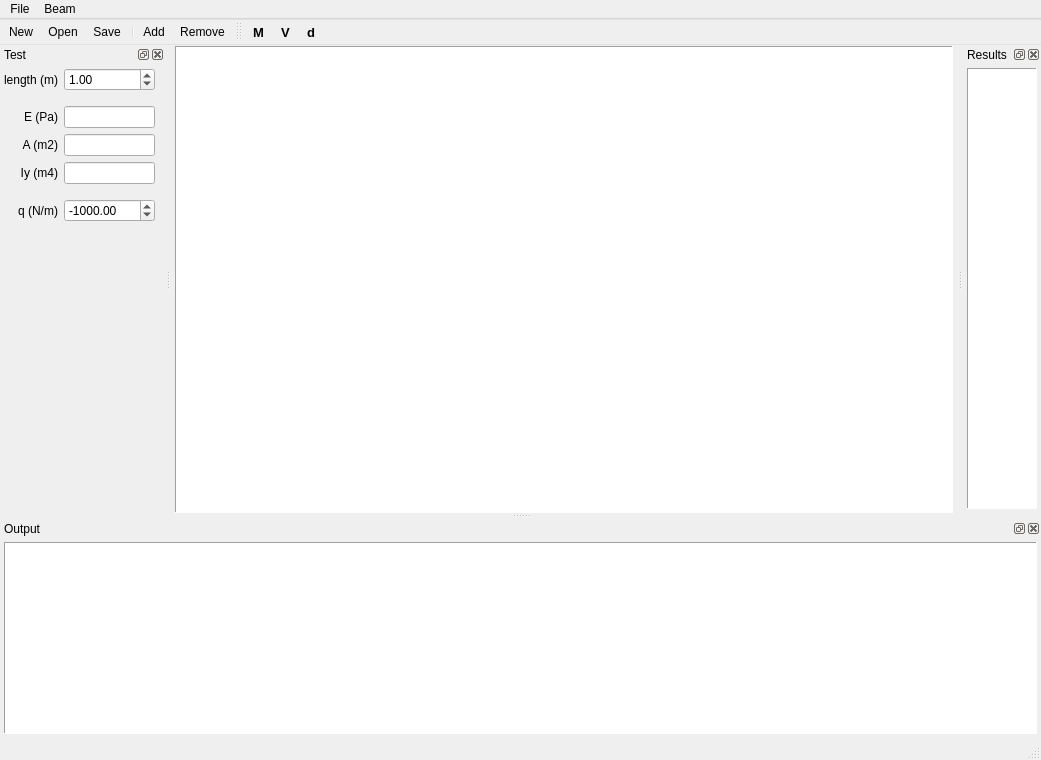
Qt form ch_qt/beam_app/mainwindow.ui (lunarc/cpp_course) before a commit.
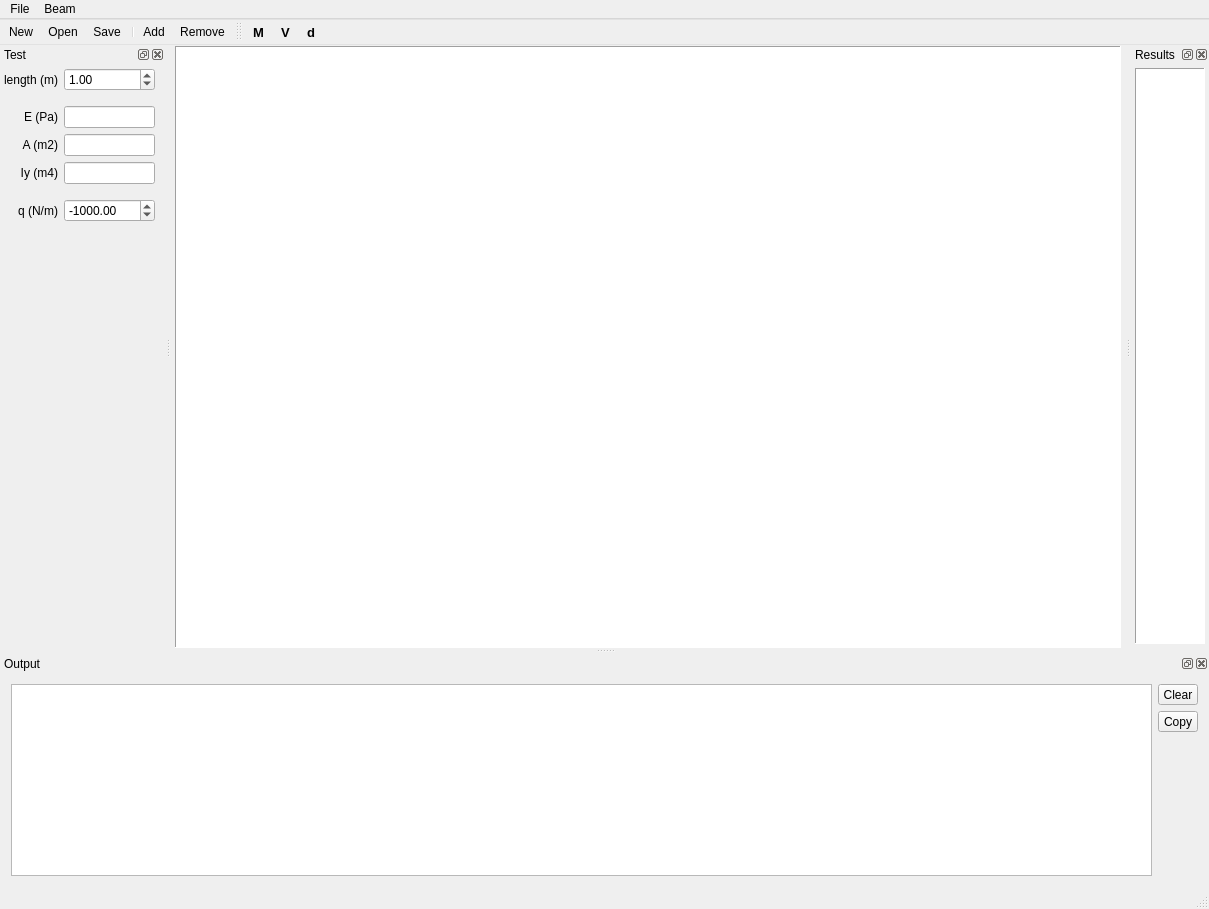
The same form after that commit. Icons and pictures are not drawn. Custom widgets are drawn as their Qt base class.

Diff of the .ui file:
```diff
--- a/ch_qt/beam_app/mainwindow.ui
+++ b/ch_qt/beam_app/mainwindow.ui
@@ -6,8 +6,8 @@
    <rect>
     <x>0</x>
     <y>0</y>
-    <width>1041</width>
-    <height>760</height>
+    <width>1209</width>
+    <height>909</height>
    </rect>
   </property>
   <property name="windowTitle">
@@ -71,8 +71,8 @@
     <rect>
      <x>0</x>
      <y>0</y>
-     <width>1041</width>
-     <height>22</height>
+     <width>1209</width>
+     <height>21</height>
     </rect>
    </property>
    <widget class="QMenu" name="menuFile">
@@ -451,29 +451,83 @@
     <number>8</number>
    </attribute>
    <widget class="QWidget" name="dockWidgetContents_2">
-    <layout class="QVBoxLayout" name="verticalLayout">
-     <property name="leftMargin">
-      <number>4</number>
-     </property>
-     <property name="topMargin">
-      <number>4</number>
-     </property>
-     <property name="rightMargin">
-      <number>4</number>
-     </property>
-     <property name="bottomMargin">
-      <number>4</number>
-     </property>
+    <layout class="QHBoxLayout" name="horizontalLayout_3" stretch="100,1">
      <item>
-      <widget class="QPlainTextEdit" name="plainTextEdit">
+      <widget class="QPlainTextEdit" name="logEdit">
+       <property name="font">
+        <font>
+         <family>Consolas</family>
+        </font>
+       </property>
+       <property name="autoFillBackground">
+        <bool>true</bool>
+       </property>
        <property name="frameShape">
-        <enum>QFrame::Panel</enum>
+        <enum>QFrame::Shape::StyledPanel</enum>
        </property>
        <property name="readOnly">
         <bool>true</bool>
        </property>
+       <property name="backgroundVisible">
+        <bool>false</bool>
+       </property>
       </widget>
      </item>
+     <item>
+      <layout class="QVBoxLayout" name="verticalLayout">
+       <item>
+        <widget class="QToolButton" name="logClearButton">
+         <property name="sizePolicy">
+          <sizepolicy hsizetype="Expanding" vsizetype="Fixed">
+           <horstretch>0</horstretch>
+           <verstretch>0</verstretch>
+          </sizepolicy>
+         </property>
+         <property name="maximumSize">
+          <size>
+           <width>40</width>
+           <height>16777215</height>
+          </size>
+         </property>
+         <property name="text">
+          <string>Clear</string>
+         </property>
+        </widget>
+       </item>
+       <item>
+        <widget class="QToolButton" name="copyLogButton">
+         <property name="sizePolicy">
+          <sizepolicy hsizetype="Expanding" vsizetype="Fixed">
+           <horstretch>0</horstretch>
+           <verstretch>0</verstretch>
+          </sizepolicy>
+         </property>
+         <property name="maximumSize">
+          <size>
+           <width>40</width>
+           <height>16777215</height>
+          </size>
+         </property>
+         <property name="text">
+          <string>Copy</string>
+         </property>
+        </widget>
+       </item>
+       <item>
+        <spacer name="verticalSpacer_2">
+         <property name="orientation">
+          <enum>Qt::Orientation::Vertical</enum>
+         </property>
+         <property name="sizeHint" stdset="0">
+          <size>
+           <width>20</width>
+           <height>40</height>
+          </size>
+         </property>
+        </spacer>
+       </item>
+      </layout>
+     </item>
     </layout>
    </widget>
   </widget>
```
Left out of the diff: 32 changed lines with no effect on the pictures.
